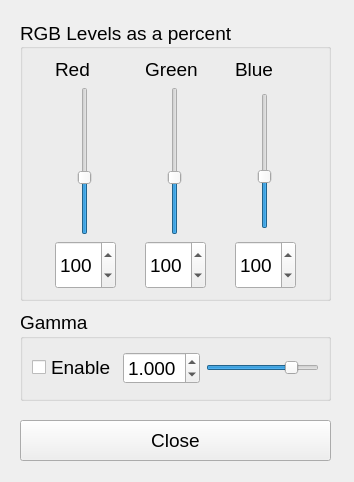
Qt form rgbadjustments.ui (nasa-jpl/FlightView) before a commit.
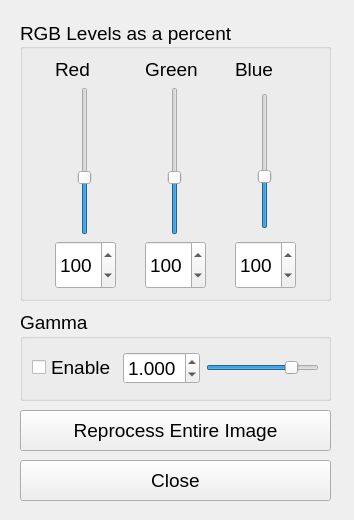
The same form after that commit.

```diff
--- a/rgbadjustments.ui
+++ b/rgbadjustments.ui
@@ -7,7 +7,7 @@
     <x>0</x>
     <y>0</y>
     <width>354</width>
-    <height>482</height>
+    <height>520</height>
    </rect>
   </property>
   <property name="windowTitle">
@@ -291,7 +291,7 @@
    <property name="geometry">
     <rect>
      <x>20</x>
-     <y>420</y>
+     <y>460</y>
      <width>311</width>
      <height>41</height>
     </rect>
@@ -308,6 +308,24 @@
     <string>Close</string>
    </property>
   </widget>
+  <widget class="QPushButton" name="reprocessBtn">
+   <property name="geometry">
+    <rect>
+     <x>20</x>
+     <y>410</y>
+     <width>311</width>
+     <height>41</height>
+    </rect>
+   </property>
+   <property name="font">
+    <font>
+     <pointsize>14</pointsize>
+    </font>
+   </property>
+   <property name="text">
+    <string>Reprocess Entire Image</string>
+   </property>
+  </widget>
  </widget>
  <resources/>
  <connections/>
```
